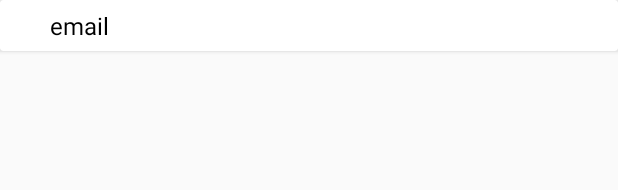
After one commit to sisihmm/Skripsi, an Android app: the layout alfabetcv.xml on its own in the app's theme, with its tools: preview values and no code run, on a phone screen of 412 x 824 dp. The commit adds this screen. Shown: the top 190 px of the screen. Run offline under Robolectric (Android 15) with nearby library versions, the phone set to English and light mode, and no system bars.

Commit message:
adapter alfabet
oke

```diff
--- a/app/src/main/java/com/anas/skripsi/studentList.java
+++ b/app/src/main/java/com/anas/skripsi/studentList.java
@@ -72,9 +72,7 @@ public class studentList extends AppCompatActivity {
 }
     private void EventChangeListener() {
         db.collection("users").whereGreaterThan("level","1").orderBy("level", Query.Direction.ASCENDING)
-                .addSnapshotListener(new EventListener<QuerySnapshot>() {
-            @Override
-            public void onEvent(@Nullable QuerySnapshot value, @Nullable FirebaseFirestoreException error) {
+                .addSnapshotListener((value, error) -> {
 
                     if (error != null) {
 
@@ -109,7 +107,6 @@ public class studentList extends AppCompatActivity {
 
                             }
                         }).attachToRecyclerView(recyclerView);
-            }
                 });
 
 
--- /dev/null
+++ b/app/src/main/res/layout/alfabetcv.xml
@@ -0,0 +1,31 @@
+<?xml version="1.0" encoding="utf-8"?>
+<androidx.cardview.widget.CardView xmlns:android="http://schemas.android.com/apk/res/android"
+    xmlns:app="http://schemas.android.com/apk/res-auto"
+    android:layout_width="match_parent"
+    android:layout_height="wrap_content">
+
+    <LinearLayout
+        android:layout_width="match_parent"
+        android:layout_height="wrap_content"
+        android:layout_marginVertical="6dp"
+        android:layout_marginStart="30dp"
+        android:orientation="vertical">
+
+        <LinearLayout
+            android:layout_width="wrap_content"
+            android:layout_height="wrap_content"
+            android:layout_gravity="center_vertical"
+            android:orientation="horizontal">
+
+            <TextView
+                android:id="@+id/alfa1"
+                android:layout_width="wrap_content"
+                android:layout_height="wrap_content"
+                android:layout_marginStart="3dp"
+                android:text="email"
+                android:textColor="@color/black"
+                android:textSize="16sp" />
+        </LinearLayout>
+
+    </LinearLayout>
+</androidx.cardview.widget.CardView>
```
Also changed, not shown: app/src/main/java/com/anas/skripsi/user/AdapterAlfabet.java (added, +79 -0 lines), app/src/main/java/com/anas/skripsi/user/alfabetModel.java (added, +20 -0 lines), app/src/main/java/com/anas/skripsi/user/lessonAlfabet.java (+62 -1 lines), app/src/main/res/layout/activity_lesson_alfabet.xml (+7 -3 lines). Lines whose indentation alone changed are shown as unchanged.
